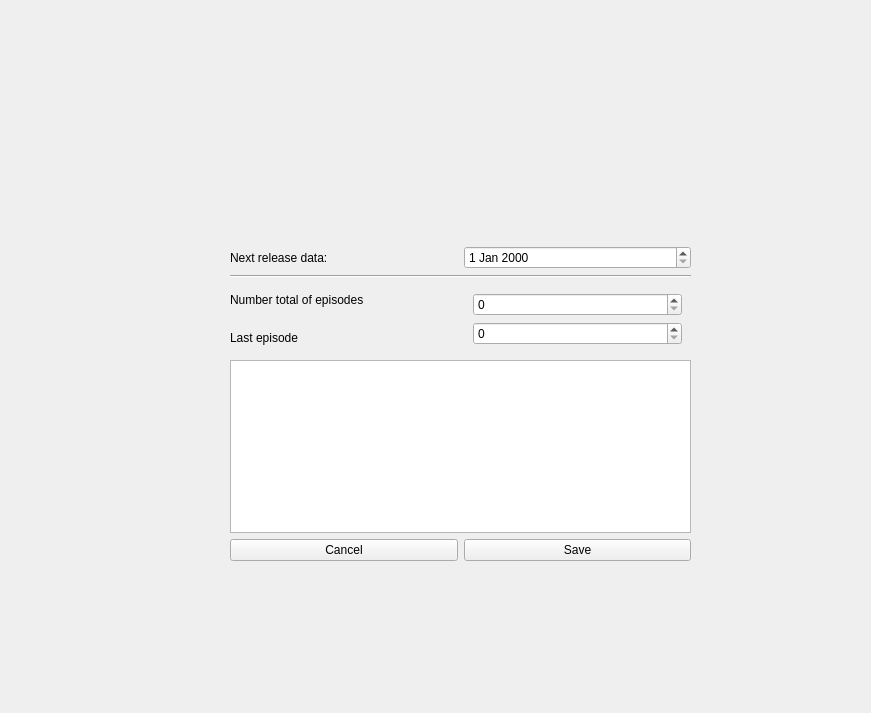
The window that itemappendwindow.ui (BogdanBozga/QtProject-UnseenAp) describes before a commit, drawn with Qt 5.
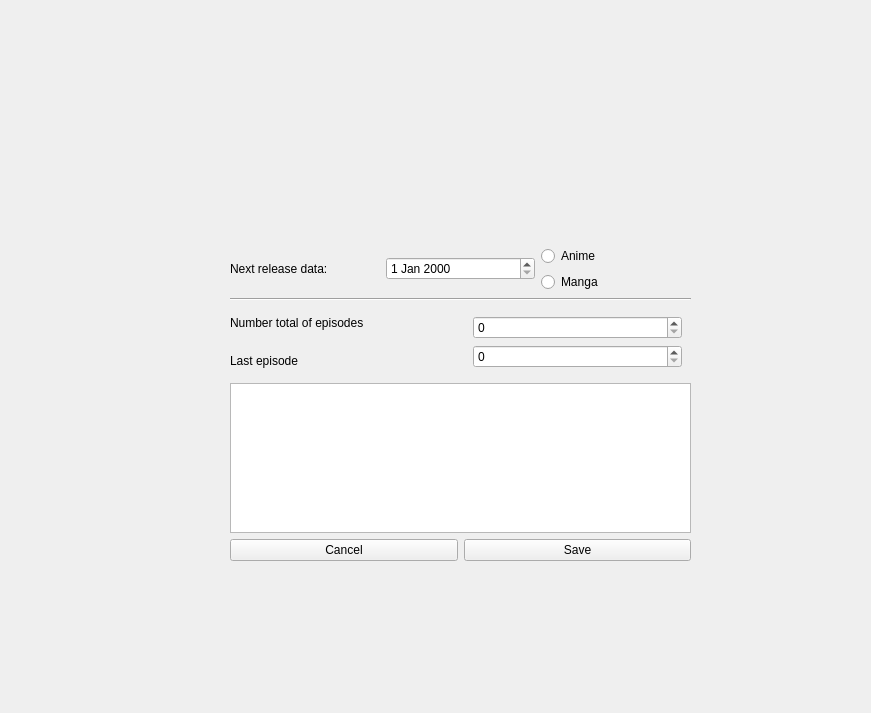
The same window after the commit.

What changed in the file:
```diff
--- a/itemappendwindow.ui
+++ b/itemappendwindow.ui
@@ -97,7 +97,22 @@
        <widget class="QDateEdit" name="dateEdit"/>
       </item>
       <item>
-       <layout class="QVBoxLayout" name="radioButton_layout"/>
+       <layout class="QVBoxLayout" name="radioButton_layout">
+        <item>
+         <widget class="QRadioButton" name="radioButton_anime">
+          <property name="text">
+           <string>Anime</string>
+          </property>
+         </widget>
+        </item>
+        <item>
+         <widget class="QRadioButton" name="radioButton_manga">
+          <property name="text">
+           <string>Manga</string>
+          </property>
+         </widget>
+        </item>
+       </layout>
       </item>
      </layout>
     </item>
```
